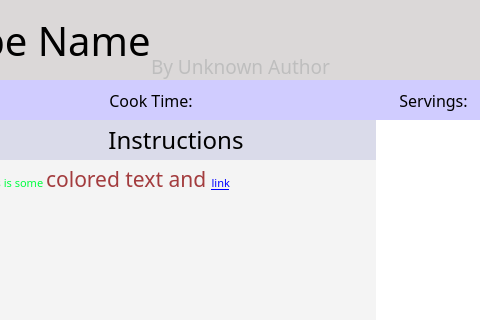
First picture: the form in gui/mainwindow.ui, repository andrewlalis/RecipeDB, before the edit; both pictures show x 424 to 904 and y 0 to 320 of the 1000 by 500 pixel window.
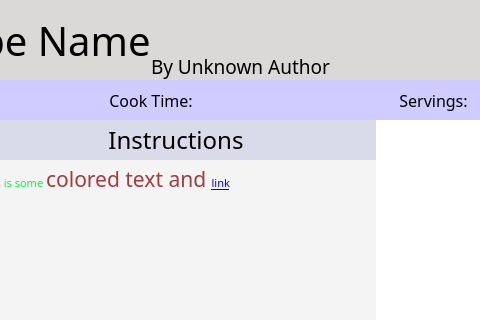
Second picture: the form after the edit. Icons and pictures are not drawn. Custom widgets are drawn as their Qt base class.

What changed in the file:
```diff
--- a/gui/mainwindow.ui
+++ b/gui/mainwindow.ui
@@ -364,7 +364,7 @@
           <item alignment="Qt::AlignLeft|Qt::AlignBottom">
            <widget class="QLabel" name="authorLabel">
             <property name="enabled">
-             <bool>false</bool>
+             <bool>true</bool>
             </property>
             <property name="sizePolicy">
              <sizepolicy hsizetype="Minimum" vsizetype="Minimum">
```
